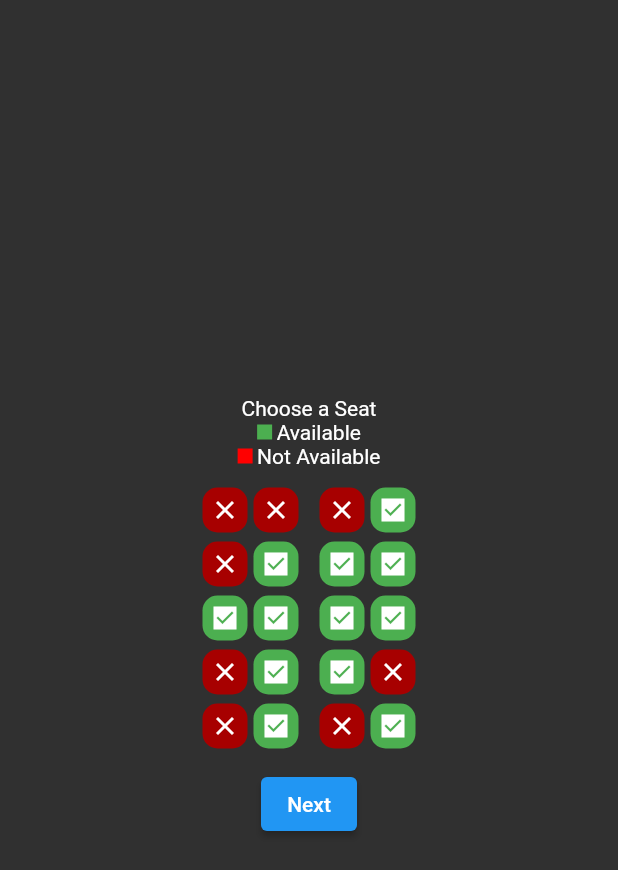
After one commit to Stargazing-11/Megedegna, a Flutter app: the Seat screen opened directly, on a phone screen of 412 x 824 dp. The commit adds this screen. Shown: the top 870 px of the screen. Run offline on Flutter 3.47's test engine with Material 2 defaults, Android fonts, the phone set to English and light mode, and no system bars; our stand-ins replace qr_flutter.

Commit message:
made another change

```diff
--- a/Frontend/mengedegna_flutter/lib/Screens/Common/common.dart
+++ b/Frontend/mengedegna_flutter/lib/Screens/Common/common.dart
@@ -41,9 +41,10 @@ Widget button(lable, icon, context, page) {
     decoration: BoxDecoration(borderRadius: BorderRadius.circular(100)),
     child: ElevatedButton(
       onPressed: () {
-        Navigator.push(
-          context,
-          MaterialPageRoute(builder: (context) => page),
+        Navigator.of(context).push(
+          MaterialPageRoute(
+            builder: (context) => page,
+          ),
         );
       },
       child: Row(
@@ -51,7 +52,7 @@ Widget button(lable, icon, context, page) {
         children: [
           Text(
             lable,
-            style: TextStyle(fontSize: 22, fontWeight: FontWeight.w600),
+            style: TextStyle(fontSize: 20, fontWeight: FontWeight.w600),
           ), // <-- Text
           SizedBox(
             width: 5,
--- /dev/null
+++ b/Frontend/mengedegna_flutter/lib/Screens/seat.dart
@@ -0,0 +1,129 @@
+// ignore_for_file: prefer_const_constructors, prefer_const_literals_to_create_immutables, sort_child_properties_last
+
+import 'package:flutter/material.dart';
+
+class Seat extends StatefulWidget {
+  const Seat({super.key});
+
+  @override
+  State<Seat> createState() => _SeatState();
+}
+
+class _SeatState extends State<Seat> {
+  int change(number) {
+    setState(() {
+      number = number == 1 ? 0 : 1;
+    });
+    return number;
+  }
+
+  @override
+  Widget build(BuildContext context) {
+    return Scaffold(
+      body: Center(
+        child: Column(
+          mainAxisAlignment: MainAxisAlignment.center,
+          children: [
+            Text('Choose a Seat'),
+            Row(
+              mainAxisAlignment: MainAxisAlignment.center,
+              children: [
+                Container(
+                  width: 10,
+                  height: 10,
+                  color: Colors.green,
+                ),
+                SizedBox(
+                  width: 3,
+                ),
+                Text('Available')
+              ],
+            ),
+            Row(
+              mainAxisAlignment: MainAxisAlignment.center,
+              children: [
+                Container(
+                  width: 10,
+                  height: 10,
+                  color: Color.fromARGB(255, 255, 0, 0),
+                ),
+                SizedBox(
+                  width: 3,
+                ),
+                Text('Not Available')
+              ],
+            ),
+            SizedBox(height: 10),
+            Row(mainAxisAlignment: MainAxisAlignment.center, children: [
+              seats(1),
+              seats(1),
+              SizedBox(width: 10),
+              seats(1),
+              seats(0)
+            ]),
+            Row(mainAxisAlignment: MainAxisAlignment.center, children: [
+              seats(1),
+              seats(0),
+              SizedBox(width: 10),
+              seats(0),
+              seats(0)
+            ]),
+            Row(mainAxisAlignment: MainAxisAlignment.center, children: [
+              seats(0),
+              seats(0),
+              SizedBox(width: 10),
+              seats(0),
+              seats(0)
+            ]),
+            Row(mainAxisAlignment: MainAxisAlignment.center, children: [
+              seats(1),
+              seats(0),
+              SizedBox(width: 10),
+              seats(0),
+              seats(1)
+            ]),
+            Row(mainAxisAlignment: MainAxisAlignment.center, children: [
+              seats(1),
+              seats(0),
+              SizedBox(width: 10),
+              seats(1),
+              seats(0)
+            ]),
+            SizedBox(
+              height: 10,
+            ),
+            ElevatedButton(onPressed: () {}, child: Text('Next'))
+          ],
+        ),
+      ),
+    );
+  }
+}
+
+Widget seats(number) {
+  Icon icon = number == 1
+      ? Icon(
+          Icons.clear,
+          size: 20,
+          color: Colors.white,
+        )
+      : Icon(
+          Icons.check_box_sharp,
+          color: Colors.white,
+          size: 20,
+        );
+  return InkWell(
+    onTap: () {
+      number = number == 0 ? 1 : 0;
+    },
+    child: Container(
+      margin: EdgeInsets.symmetric(horizontal: 2, vertical: 3),
+      width: 30,
+      height: 30,
+      decoration: BoxDecoration(
+          borderRadius: BorderRadius.circular(10),
+          color: number == 1 ? Color.fromARGB(255, 167, 0, 0) : Colors.green),
+      child: icon,
+    ),
+  );
+}
```
